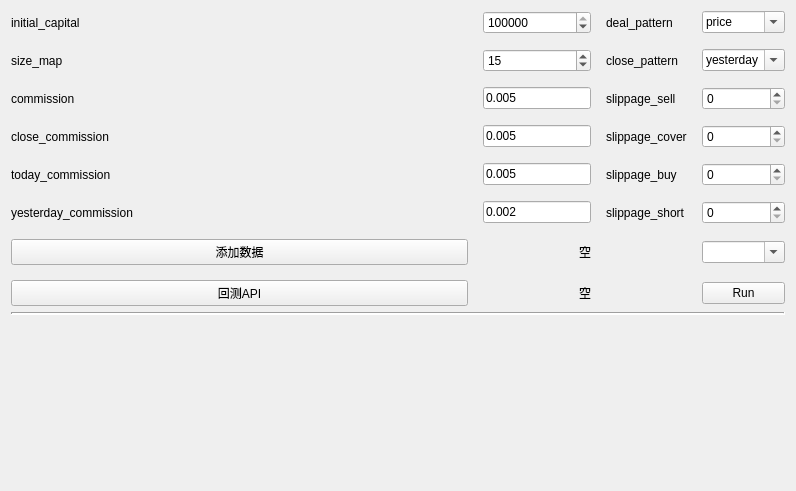
Above: app/ui/backtrack.ui from ctpbee/ctpbee_desktop before the change. Below: the same form after it.
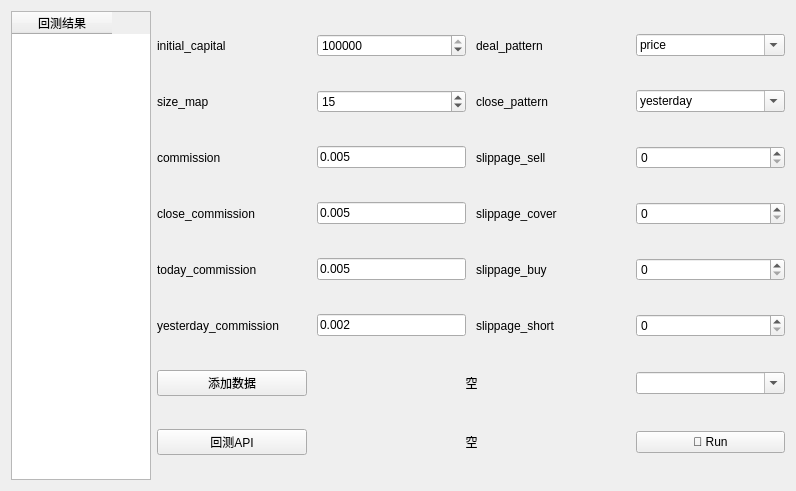
That is the form after the change.

```diff
--- a/app/ui/backtrack.ui
+++ b/app/ui/backtrack.ui
@@ -13,11 +13,20 @@
   <property name="windowTitle">
    <string>Form</string>
   </property>
-  <layout class="QVBoxLayout" name="verticalLayout" stretch="2,0,8">
+  <layout class="QHBoxLayout" name="horizontalLayout" stretch="2,9">
    <item>
-    <layout class="QGridLayout" name="gridLayout" columnstretch="3,0,0,0">
+    <widget class="QTableWidget" name="tableWidget">
+     <column>
+      <property name="text">
+       <string>回测结果</string>
+      </property>
+     </column>
+    </widget>
+   </item>
+   <item>
+    <layout class="QGridLayout" name="gridLayout" columnstretch="3,3,3,3">
      <property name="spacing">
-      <number>15</number>
+      <number>10</number>
      </property>
      <item row="0" column="1">
       <widget class="QSpinBox" name="initial_capital">
@@ -143,7 +152,7 @@
      <item row="8" column="3">
       <widget class="QPushButton" name="run_btn">
        <property name="text">
-        <string>Run</string>
+        <string>🚀 Run</string>
        </property>
       </widget>
      </item>
@@ -234,33 +243,6 @@
      </item>
     </layout>
    </item>
-   <item>
-    <widget class="Line" name="line">
-     <property name="lineWidth">
-      <number>2</number>
-     </property>
-     <property name="orientation">
-      <enum>Qt::Horizontal</enum>
-     </property>
-    </widget>
-   </item>
-   <item>
-    <layout class="QHBoxLayout" name="res_layout">
-     <item>
-      <spacer name="horizontalSpacer">
-       <property name="orientation">
-        <enum>Qt::Horizontal</enum>
-       </property>
-       <property name="sizeHint" stdset="0">
-        <size>
-         <width>40</width>
-         <height>20</height>
-        </size>
-       </property>
-      </spacer>
-     </item>
-    </layout>
-   </item>
   </layout>
  </widget>
  <resources/>
```
Left out of the diff: 24 changed lines with no effect on the pictures.
